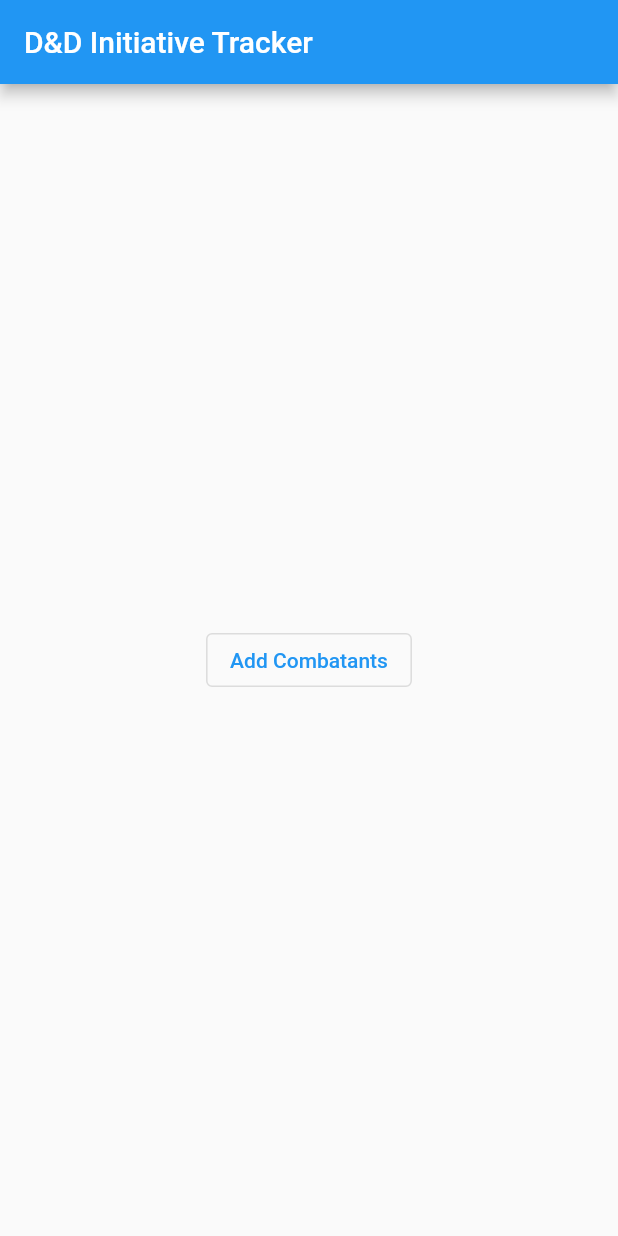
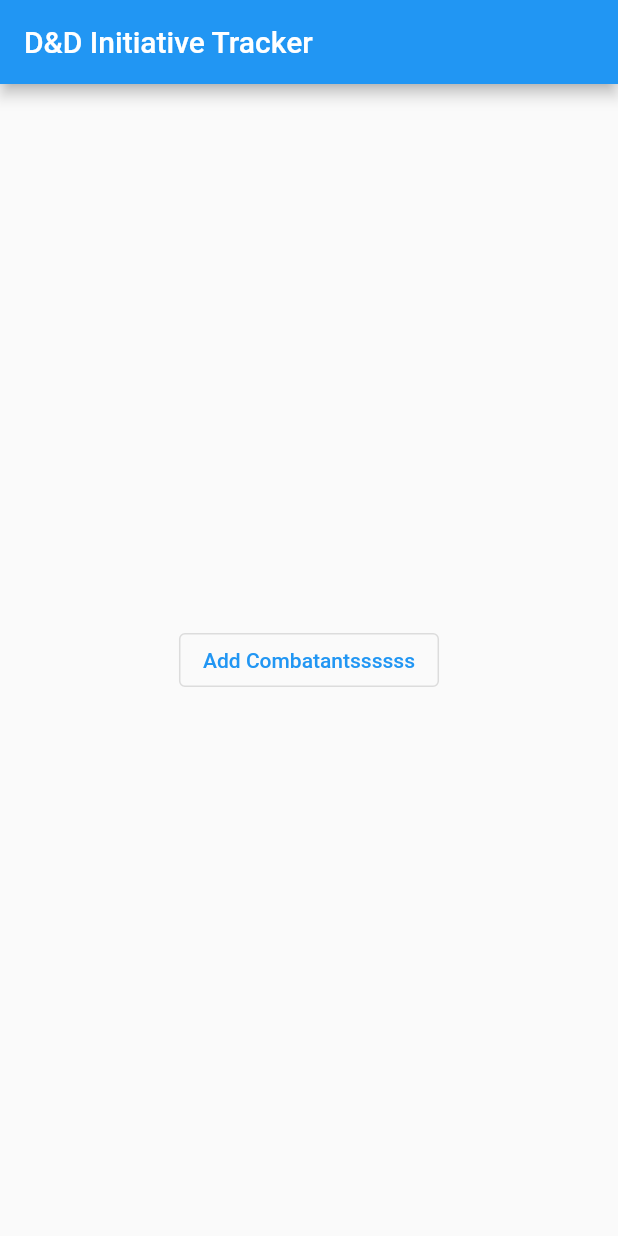
Before and after one commit to hunter-mickiewicz/inittracker, a Flutter app: the screen it shows after launch, on a phone screen of 412 x 824 dp. Run offline on Flutter 3.47's test engine with Material 2 defaults, Android fonts, the phone set to English and light mode, and no system bars.

Commit message:
Added new class for tracker options (add combatants, load characters, etc.

```diff
--- a/lib/main.dart
+++ b/lib/main.dart
@@ -4,6 +4,7 @@ import 'package:flutter/material.dart';
 import 'package:init_tracker/combatant_manager.dart';
 
 import 'combatant_info.dart';
+import 'tracker_options.dart';
 import 'init_order.dart';
 
 CombatantManager? combMan;
@@ -43,33 +44,13 @@ class MyHomePage extends StatefulWidget {
 }
 
 class _MyHomePageState extends State<MyHomePage> {
-  Future<void> newInitOrder() async {
-    combMan?.combatants?.clear();
-    await showDialog(
-        context: context,
-        builder: (BuildContext context) => NewInitOrder(combMan: combMan));
-    setState(() {});
-  }
-
   @override
   Widget build(BuildContext context) {
     return Scaffold(
       appBar: AppBar(
         title: Text(widget.title),
       ),
-      body: Center(
-        child: Column(
-          mainAxisAlignment: MainAxisAlignment.center,
-          children: <Widget>[
-            CombatantInfo(combMan: combMan),
-            OutlinedButton(
-                onPressed: () {
-                  newInitOrder();
-                },
-                child: const Text("Add Combatants"))
-          ],
-        ),
-      ),
+      body: Center(child: TrackerOptions()),
     );
   }
 }
--- /dev/null
+++ b/lib/tracker_options.dart
@@ -0,0 +1,39 @@
+import 'dart:developer';
+
+import 'init_order.dart';
+import 'package:flutter/material.dart';
+import 'package:flutter/services.dart';
+import 'package:init_tracker/main.dart';
+
+import 'combatant.dart';
+import 'combatant_manager.dart';
+
+class TrackerOptions extends StatefulWidget {
+  TrackerOptions({super.key});
+
+  State<TrackerOptions> createState() => _TrackerOptionsState();
+}
+
+class _TrackerOptionsState extends State<TrackerOptions> {
+  Future<void> newInitOrder() async {
+    combMan?.combatants?.clear();
+    await showDialog(
+        context: context,
+        builder: (BuildContext context) => NewInitOrder(combMan: combMan));
+    setState(() {});
+  }
+
+  @override
+  Widget build(BuildContext ctx) {
+    return Column(
+      mainAxisAlignment: MainAxisAlignment.center,
+      children: [
+        OutlinedButton(
+            onPressed: () {
+              newInitOrder();
+            },
+            child: const Text("Add Combatantssssss"))
+      ],
+    );
+  }
+}
```
Also changed, not shown: lib/combatant_info.dart (+24 -17 lines).
